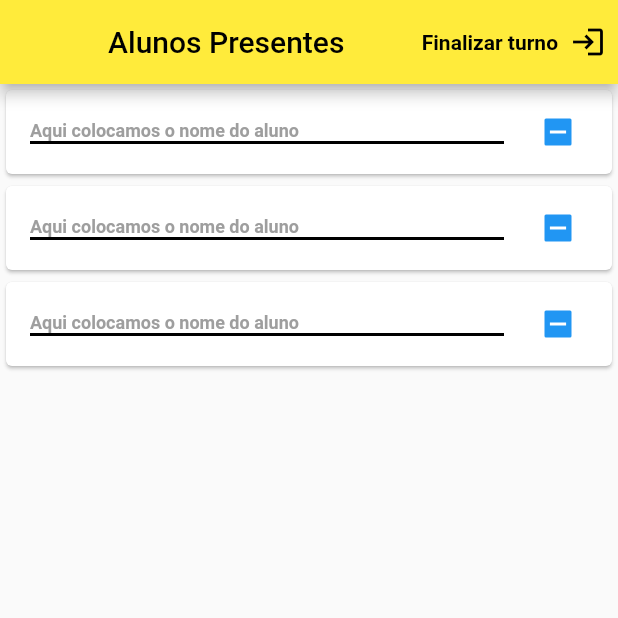
After one commit to WillianLiduenha/take-my-child, a Flutter app: the AlunosPresentes screen opened by its route, on a phone screen of 412 x 824 dp, the top half of it. The commit adds this screen. Run offline on Flutter 3.47's test engine with Material 2 defaults, Android fonts, the phone set to English and light mode, and no system bars; our stand-ins replace flutter_speed_dial, mask_text_input_formatter; missing offline and left inert: dart:html.

Commit message:
Iniciando tela de alunos presentes + status do aluno

```diff
--- /dev/null
+++ b/lib/views/alunos_presentes.dart
@@ -0,0 +1,90 @@
+import 'dart:html';
+
+import 'package:flutter/cupertino.dart';
+import 'package:flutter/material.dart';
+import 'package:take_my_child/models/parents.model.dart';
+
+class AlunosPresentes extends StatefulWidget {
+  @override
+  _AlunosPresentesState createState() => _AlunosPresentesState();
+}
+
+class _AlunosPresentesState extends State<AlunosPresentes> {
+  // List<ParentsModel> _responsaveis;
+
+  @override
+  Widget build(BuildContext context) {
+    //_responsaveis = ModalRoute.of(context).settings.arguments;
+
+    return Scaffold(
+      appBar: AppBar(
+        leading: Container(),
+        actions: [
+          TextButton.icon(
+            icon: Text(
+              "Finalizar turno",
+              style:
+                  TextStyle(color: Colors.black, fontWeight: FontWeight.bold),
+            ),
+            label: const Icon(Icons.login_outlined, color: Colors.black),
+            onPressed: () {
+              Navigator.of(context).pop();
+            },
+          ),
+        ],
+        backgroundColor: Colors.yellow,
+        title: Text(
+          "Alunos Presentes",
+          style: TextStyle(
+            color: Colors.black,
+          ),
+        ),
+        centerTitle: false,
+      ),
+      body: Column(
+        children: [
+          Expanded(
+            child: ListView.builder(
+              itemCount: 3, //_responsaveis.length,
+              itemBuilder: (_, indice) {
+                //ParentsModel _responsavel = _responsaveis[indice];
+                return Card(
+                  child: CheckboxListTile(
+                      tristate: true,
+                      value: null,
+                      onChanged: (value) {
+                        return Container();
+                      },
+                      title: Column(
+                        crossAxisAlignment: CrossAxisAlignment.start,
+                        children: [
+                          Column(
+                              crossAxisAlignment: CrossAxisAlignment.start,
+                              children: [
+                                Text(
+                                  "Aqui colocamos o nome do aluno", // _responsavel.name_child,
+                                  style: TextStyle(
+                                    fontWeight: FontWeight.bold,
+                                    color: Colors.grey,
+                                    fontSize: 12,
+                                  ),
+                                ),
+                              ],
+                            ),
+
+                          Container(
+                            height: 2,
+                            width: double.infinity,
+                            color: Colors.black,
+                          ),
+                        ],
+                      )),
+                );
+              },
+            ),
+          ),
+        ],
+      ),
+    );
+  }
+}
--- a/lib/views/app.dart
+++ b/lib/views/app.dart
@@ -1,6 +1,7 @@
 import 'package:flutter/cupertino.dart';
 import 'package:flutter/material.dart';
 import 'package:flutter_localizations/flutter_localizations.dart';
+import 'package:take_my_child/views/alunos_presentes.dart';
 import 'package:take_my_child/views/ausencia_aluno.dart';
 import 'package:take_my_child/views/cadastrar_aluno.dart';
 import 'package:take_my_child/views/cadastrar_pais.dart';
@@ -46,6 +47,7 @@ class App extends StatelessWidget {
         '/meusalunos': (context) => MeusAlunos(),
         '/vincularmotorista': (context) => vincular_motorista(),
         '/ausenciaaluno': (context) => AusenciaAluno(),
+        '/alunospresentes': (context) => AlunosPresentes(),
       },
 
       initialRoute: '/',
```
